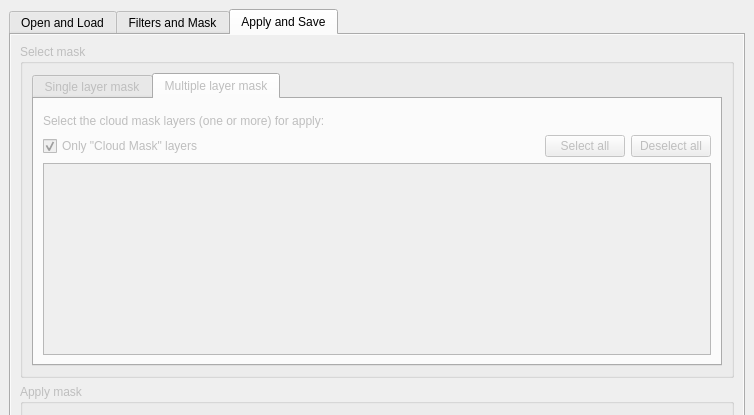
First picture: the form in ui/cloud_masking_dockwidget_base.ui, repository SMByC/CloudMasking, before the edit; both pictures show x 0 to 754 and y 0 to 415 of the 754 by 1159 pixel window.
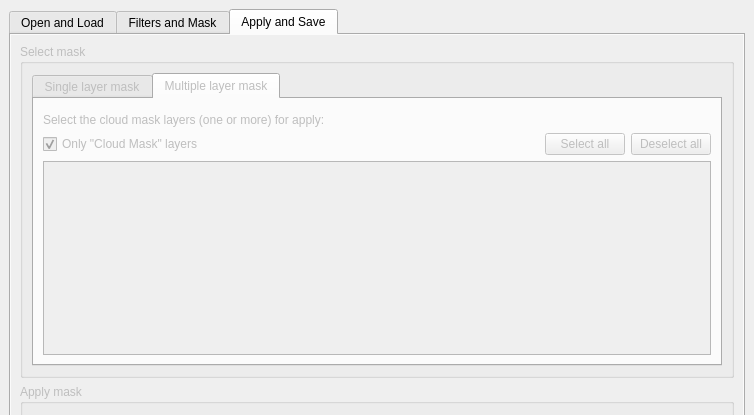
Second picture: the form after the edit. The open tabs and pages were chosen to show the change. Icons and pictures are not drawn. Custom widgets are drawn as their Qt base class.

Commit message: Some adjust to multiple mask layer list

Patch:
```diff
--- a/ui/cloud_masking_dockwidget_base.ui
+++ b/ui/cloud_masking_dockwidget_base.ui
@@ -1927,7 +1927,7 @@
              <x>0</x>
              <y>0</y>
              <width>730</width>
-             <height>1000</height>
+             <height>1036</height>
             </rect>
            </property>
            <layout class="QVBoxLayout" name="verticalLayout_12">
@@ -2140,17 +2140,11 @@
                    </item>
                    <item>
                     <widget class="QListWidget" name="select_MultipleLayerMask">
-                     <property name="sizePolicy">
-                      <sizepolicy hsizetype="Expanding" vsizetype="Fixed">
-                       <horstretch>0</horstretch>
-                       <verstretch>0</verstretch>
-                      </sizepolicy>
+                     <property name="alternatingRowColors">
+                      <bool>true</bool>
                      </property>
-                     <property name="maximumSize">
-                      <size>
-                       <width>16777215</width>
-                       <height>200</height>
-                      </size>
+                     <property name="selectionMode">
+                      <enum>QAbstractItemView::NoSelection</enum>
                      </property>
                     </widget>
                    </item>
```
Left out of the diff: 4 changed lines with no effect on the pictures.
